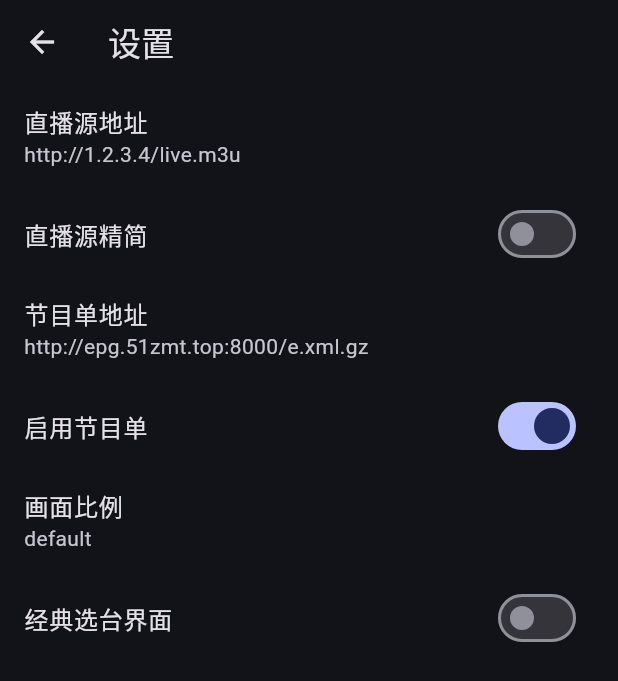
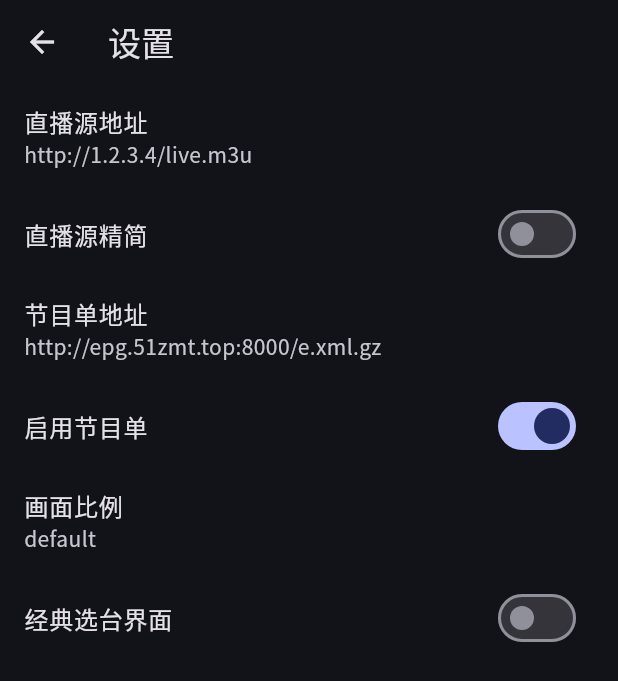
Before and after one commit to Allone/mytv, a Flutter app: the screen it shows after launch, after a tap on the "settings" icon, on a phone screen of 412 x 824 dp. Shown: the top 681 px of the screen. Run offline on Flutter 3.47's test engine with Material 3 defaults, Android fonts, the light colour scheme and no system bars; our stand-ins replace cached_network_image, shared_preferences; missing offline and left inert: dart:html, dart:js_util, media_kit, media_kit_video, window_manager; network calls fail.

Commit message:
Add Noto Sans SC font to fix Chinese glyphs on Web

```diff
--- a/lib/app.dart
+++ b/lib/app.dart
@@ -12,10 +12,12 @@ class MyTvApp extends StatelessWidget {
       theme: ThemeData(
         colorScheme: ColorScheme.fromSeed(seedColor: Colors.indigo),
         useMaterial3: true,
+        fontFamily: 'NotoSansSC',
       ),
       darkTheme: ThemeData(
         colorScheme: ColorScheme.fromSeed(seedColor: Colors.indigo, brightness: Brightness.dark),
         useMaterial3: true,
+        fontFamily: 'NotoSansSC',
       ),
       themeMode: ThemeMode.dark,
       home: const HomeScreen(),
--- a/pubspec.yaml
+++ b/pubspec.yaml
@@ -41,3 +41,7 @@ dev_dependencies:
 flutter:
   uses-material-design: true
   generate: true
+  fonts:
+    - family: NotoSansSC
+      fonts:
+        - asset: assets/fonts/NotoSansSC-Regular.otf
```
Also changed, not shown: 1 other file.
